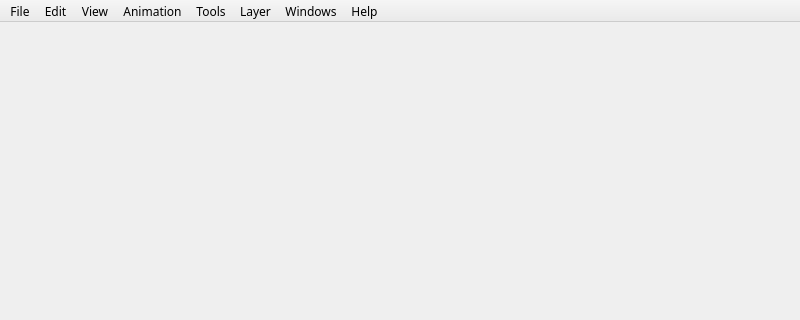
This is app/ui/mainwindow2.ui in pencil2d/pencil as Qt 5 draws it before an edit; both pictures show x 0 to 800 and y 0 to 320 of the 800 by 600 pixel window. The edited form follows.
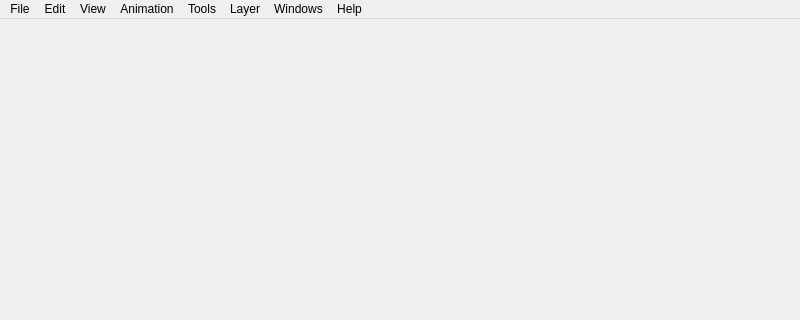
This is the edited form. Icons and pictures are not drawn.

Commit message: Remove custom menubar styling

```diff
--- a/app/ui/mainwindow2.ui
+++ b/app/ui/mainwindow2.ui
@@ -25,33 +25,6 @@
   </widget>
   <widget class="QStatusBar" name="statusbar"/>
   <widget class="QMenuBar" name="menubar">
-   <property name="geometry">
-    <rect>
-     <x>0</x>
-     <y>0</y>
-     <width>800</width>
-     <height>26</height>
-    </rect>
-   </property>
-   <property name="font">
-    <font>
-     <family>Trebuchet MS</family>
-    </font>
-   </property>
-   <property name="styleSheet">
-    <string notr="true">QMenuBar {
-background: qlineargradient(spread:pad, x1:0, y1:0, x2:0, y2:1, stop:0 rgba(245, 245, 245, 255), stop:1 rgba(233, 233, 233, 255));
-border-bottom:1px solid #cccccc;
-}
-
-QMenuBar::item {
-background: transparent;
-}
-
-QMenuBar::item:selected {
-background: #B6DBEA;
-}</string>
-   </property>
    <widget class="QMenu" name="menuFile">
     <property name="styleSheet">
      <string notr="true"/>
```
Left out of the diff: 6 changed lines with no effect on the pictures.
